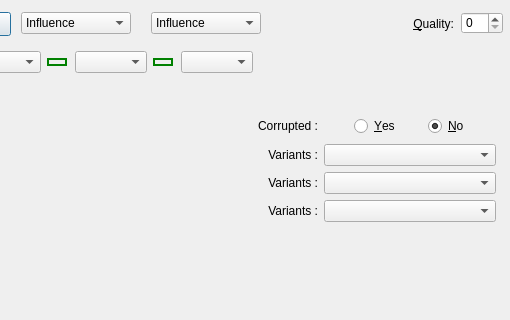
First picture: the form in Assets/ui_files/dlgCraftItems.ui, repository pHiney/PathOfBuilding-Python, before the edit; both pictures show x 361 to 871 and y 0 to 320 of the 871 by 500 pixel window.
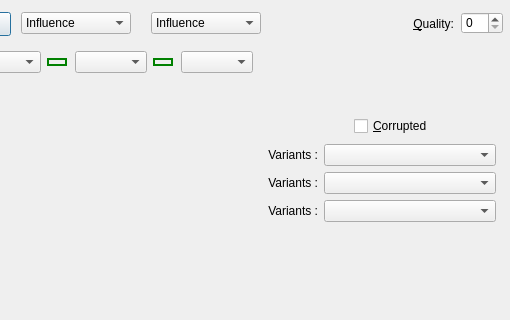
Second picture: the form after the edit. Icons and pictures are not drawn.

Commit message: working through getting mods working to suit range values and editing the in the craft dialog. Final fixes (sure:-) for craft items dialog. Corrupted mods and independent corruption works.

Patch:
```diff
--- a/Assets/ui_files/dlgCraftItems.ui
+++ b/Assets/ui_files/dlgCraftItems.ui
@@ -581,7 +581,7 @@
               <enum>Qt::LeftToRight</enum>
              </property>
              <property name="text">
-              <string>Corrupted :</string>
+              <string/>
              </property>
              <property name="alignment">
               <set>Qt::AlignRight|Qt::AlignTrailing|Qt::AlignVCenter</set>
@@ -594,7 +594,7 @@
               <number>30</number>
              </property>
              <item>
-              <widget class="QRadioButton" name="radioBtn_Corrupted_Yes">
+              <widget class="QCheckBox" name="cbox_Corrupted">
                <property name="minimumSize">
                 <size>
                  <width>40</width>
@@ -602,29 +602,13 @@
                 </size>
                </property>
                <property name="text">
-                <string>&amp;Yes</string>
+                <string>&amp;Corrupted</string>
                </property>
                <property name="checked">
                 <bool>false</bool>
                </property>
               </widget>
              </item>
-             <item>
-              <widget class="QRadioButton" name="radioBtn_Corrupted_No">
-               <property name="minimumSize">
-                <size>
-                 <width>40</width>
-                 <height>24</height>
-                </size>
-               </property>
-               <property name="text">
-                <string>&amp;No</string>
-               </property>
-               <property name="checked">
-                <bool>true</bool>
-               </property>
-              </widget>
-             </item>
             </layout>
            </item>
           </layout>
```
The commit also changes 2 other files.
